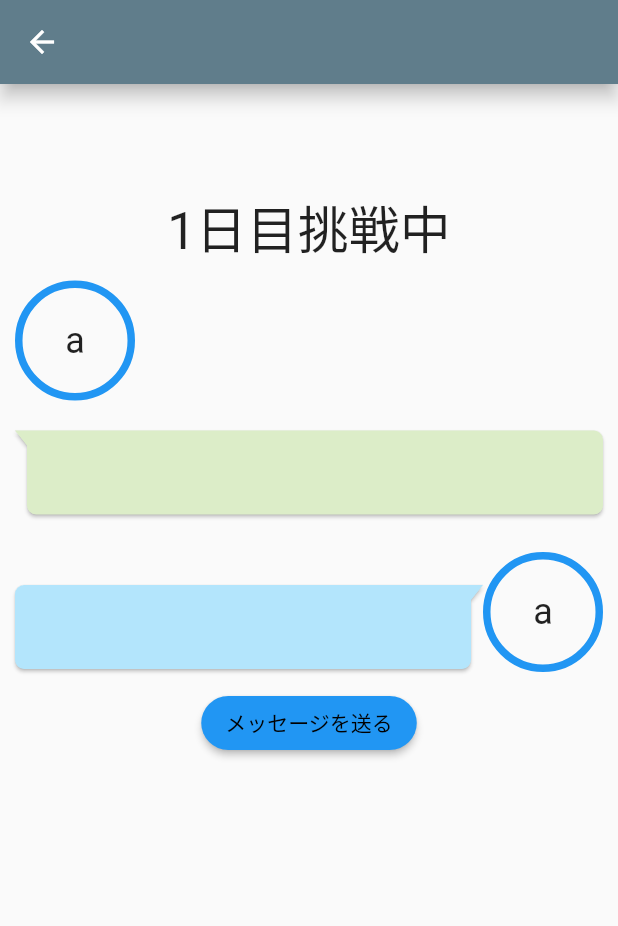
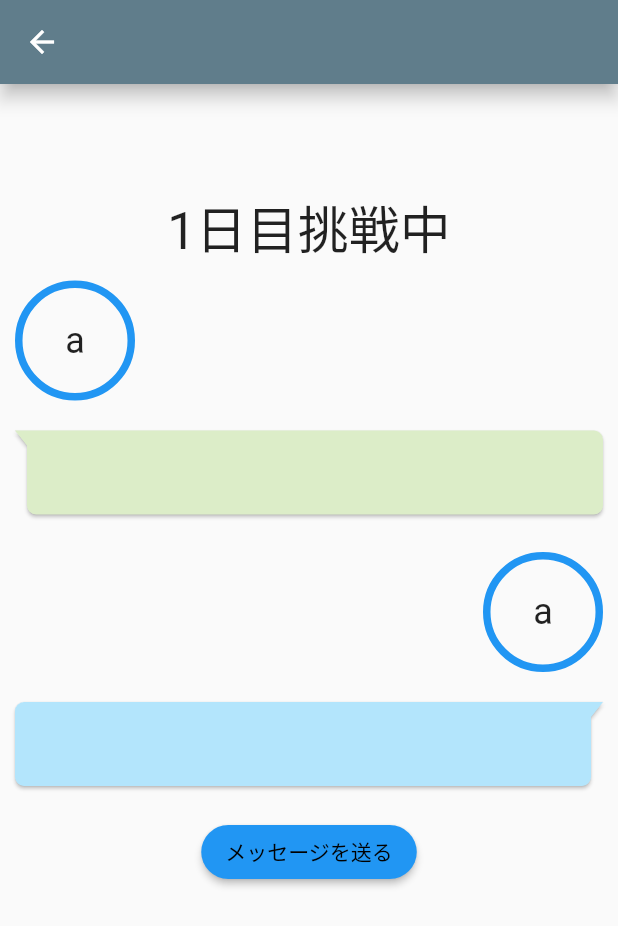
Before and after one commit to y0303noki/YellApp, a Flutter app: the OtherYellMainPage screen opened directly, on a phone screen of 412 x 824 dp. Shown: the top 926 px of the screen. Run offline on Flutter 3.47's test engine with Material 2 defaults, Android fonts, the phone set to English and light mode, and no system bars; drawn by our look-alikes of bubble; our stand-ins replace cloud_firestore, firebase_auth, firebase_core, flutter_hooks, hooks_riverpod and 1 more; missing offline and left inert: dart:ffi; accounts and stored records are empty; network calls fail.

Commit message:
色々バグ修正

```diff
--- a/lib/firebase/my_goal_firebase.dart
+++ b/lib/firebase/my_goal_firebase.dart
@@ -69,7 +69,7 @@ class MyGoalFirebase {
     }
     Map<String, dynamic> data = docs.first.data() as Map<String, dynamic>;
     final _myGoalModel = MyGoalModel(
-      id: data['id'],
+      id: data['id'] ?? '',
       goalTitle: data['title'] ?? '',
       myName: data['myName'] ?? '',
       unitType: data['unitType'] ?? 0,
--- a/lib/screen/other/other_yell_main_page.dart
+++ b/lib/screen/other/other_yell_main_page.dart
@@ -40,7 +40,9 @@ class OtherYellMainPage extends ConsumerWidget {
               Container(
                 child: TextWidget.headLineText3(otherAchievment.goalTitle),
               ),
+              // 現在の継続日
               _achievedCurrent(otherAchievment),
+              // オーナーのアイコンと名前
               Container(
                 margin: const EdgeInsets.only(
                   left: 10,
@@ -50,7 +52,9 @@ class OtherYellMainPage extends ConsumerWidget {
                 ),
                 child: Row(
                   children: [
+                    // アイコン
                     ButtonWidget.iconMainWidget('a'),
+                    // 名前
                     Container(
                       margin: const EdgeInsets.only(
                         left: 10,
@@ -61,10 +65,10 @@ class OtherYellMainPage extends ConsumerWidget {
                         ],
                       ),
                     ),
-                    // _speechMessage(otherAchievment.ownerAchievedment),
                   ],
                 ),
               ),
+              // ひとことめっせーじ
               Container(
                 margin: const EdgeInsets.only(
                   left: 10,
@@ -88,30 +92,52 @@ class OtherYellMainPage extends ConsumerWidget {
                 ),
               ),
 
-              // _speechMessage(otherAchievment.ownerAchievedment),
-
-              // Container(
-              //   margin: const EdgeInsets.only(
-              //     left: 10,
-              //     right: 10,
-              //     top: 5,
-              //     bottom: 10,
-              //   ),
-              //   child: TextWidget.subTitleText1('メッセージを送ろう！'),
-              // ),
-              // _textEdit(otherAchievment),
+              // 応援者のアイコンと名前
               Container(
                 margin: const EdgeInsets.only(
                   left: 10,
                   right: 10,
                   top: 5,
-                  bottom: 10,
+                  bottom: 0,
                 ),
                 child: Row(
                   mainAxisAlignment: MainAxisAlignment.end,
                   children: [
-                    _yellMessage(otherAchievment.yellMessage),
+                    // 名前
+                    Container(
+                      margin: const EdgeInsets.only(
+                        right: 10,
+                      ),
+                      child: Column(
+                        children: [
+                          TextWidget.headLineText5(otherAchievment.otherName),
+                        ],
+                      ),
+                    ),
+
                     ButtonWidget.iconMainWidget('a'),
+                  ],
+                ),
+              ),
+              Container(
+                margin: const EdgeInsets.only(
+                  left: 10,
+                  right: 10,
+                  top: 0,
+                  bottom: 20,
+                ),
+                child: Row(
+                  children: [
+                    Expanded(
+                      child: Bubble(
+                        margin: const BubbleEdges.only(top: 20),
+                        padding: const BubbleEdges.only(top: 20, bottom: 20),
+                        nip: BubbleNip.rightTop,
+                        color: CommonWidget.otherDefaultColor(),
+                        child: Text(otherAchievment.yellMessage,
+                            textAlign: TextAlign.left),
+                      ),
+                    ),
                   ],
                 ),
               ),
```
Also changed, not shown: lib/screen/my/my_achievement_page.dart (+26 -12 lines), lib/state/my_achievment_provider.dart (+8 -3 lines).
